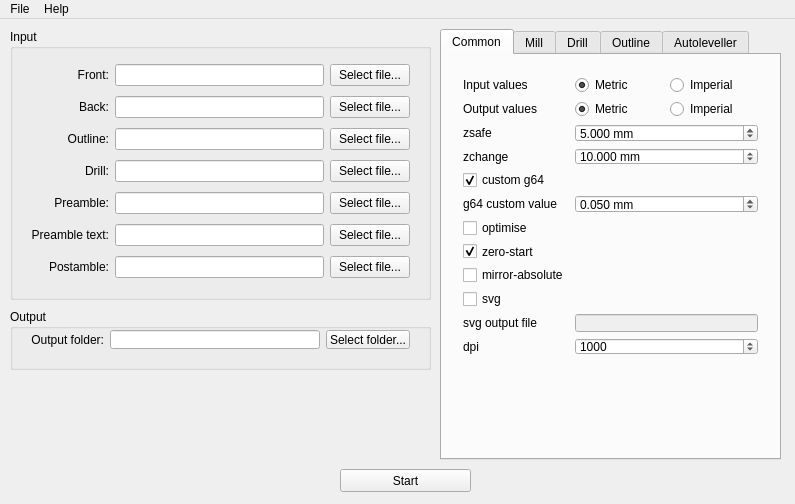
The window that mainwindow.ui (pcb2gcode/pcb2gcodeGUI) describes before a commit, drawn with Qt 5.
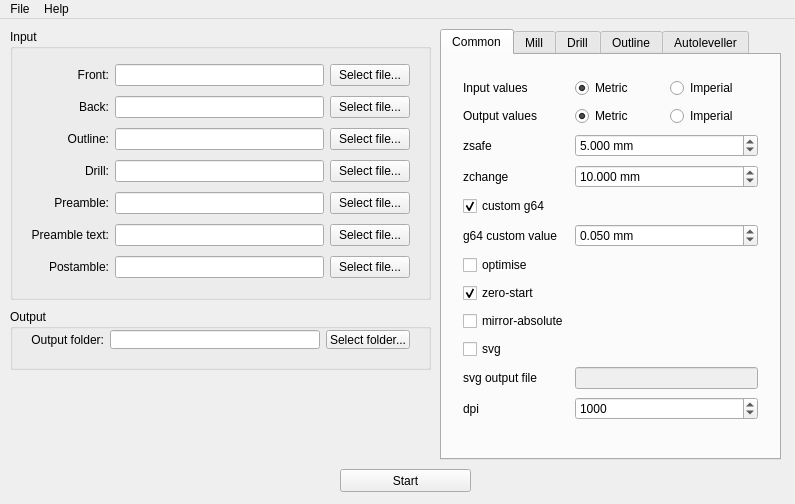
The same window after the commit.

Commit message: Added Mach4 tooltip

```diff
--- a/mainwindow.ui
+++ b/mainwindow.ui
@@ -57,7 +57,7 @@
         <x>10</x>
         <y>10</y>
         <width>317</width>
-        <height>301</height>
+        <height>375</height>
        </rect>
       </property>
       <layout class="QGridLayout" name="commonGridLayout">
```
Left out of the diff: 4 changed lines with no effect on the pictures.
